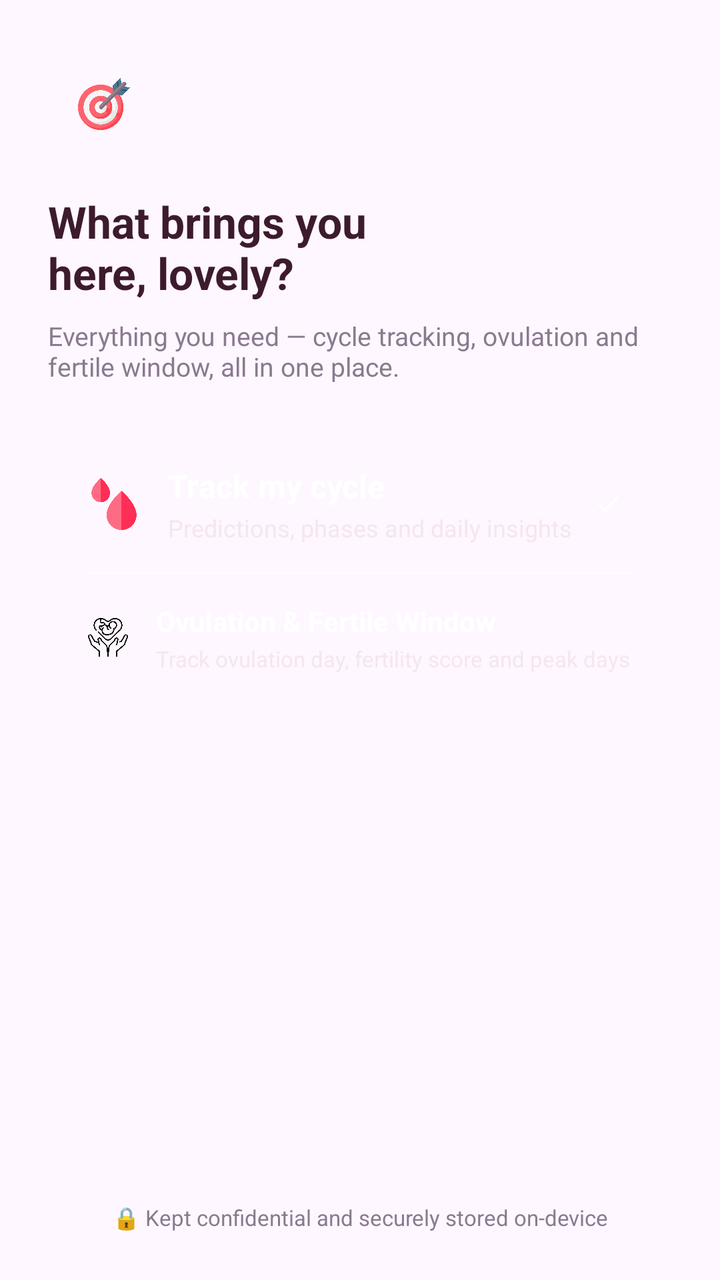
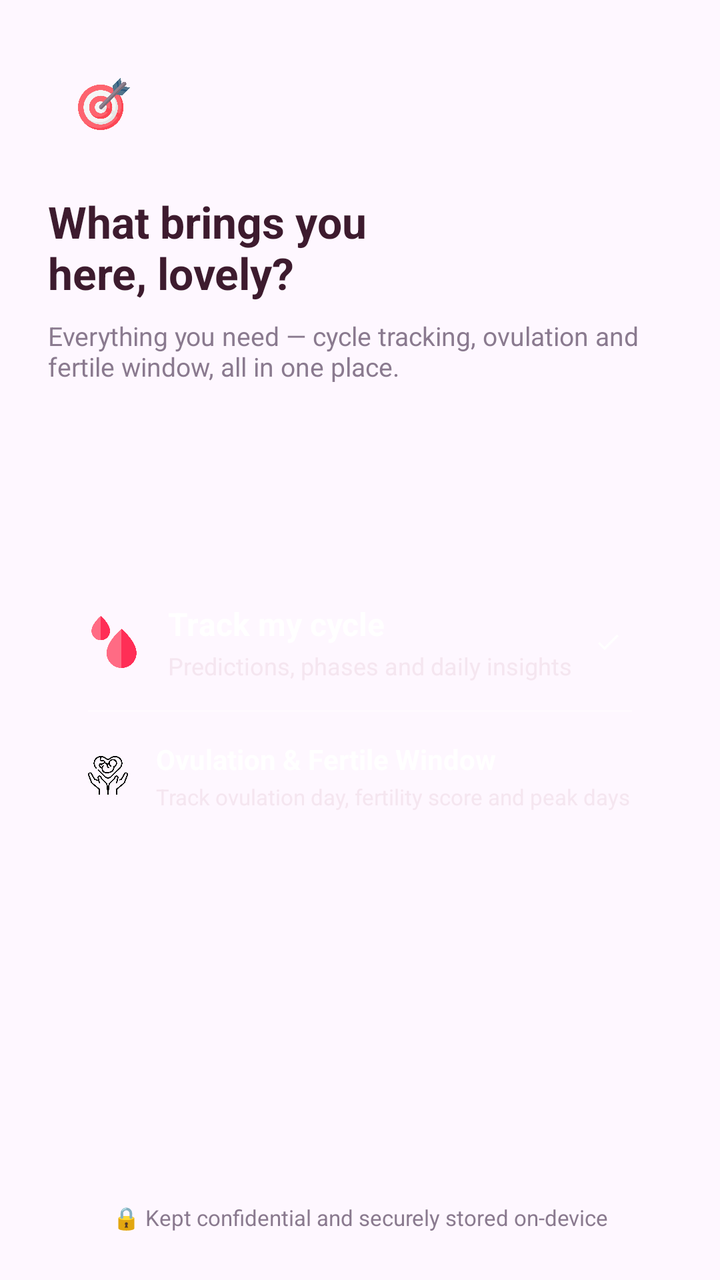

Screens rendered from an Android XML layout before and after an edit, with the pre-edit source and the edit as a unified diff.
<!-- AndroidManifest.xml: application theme Theme.PeriodTracker -->
<!-- res/layout/fragment_onboarding6.xml -->
<?xml version="1.0" encoding="utf-8"?>
<androidx.constraintlayout.widget.ConstraintLayout xmlns:android="http://schemas.android.com/apk/res/android"
    xmlns:app="http://schemas.android.com/apk/res-auto"
    xmlns:tools="http://schemas.android.com/tools"
    android:id="@+id/onboarding6Root"
    android:layout_width="match_parent"
    android:layout_height="match_parent"
    android:paddingHorizontal="24dp"
    tools:context=".onboarding.OnboardingFragment6">

    <FrameLayout
        android:id="@+id/goalIconCircle"
        android:layout_width="56dp"
        android:layout_height="56dp"
        android:layout_marginTop="24dp"
        app:layout_constraintTop_toTopOf="parent"
        app:layout_constraintStart_toStartOf="parent">

        <ImageView
            android:layout_width="26dp"
            android:layout_height="26dp"
            android:layout_gravity="center"
            android:src="@drawable/target"
            android:contentDescription="Goal icon" />
    </FrameLayout>

    <TextView
        android:id="@+id/tvTitle"
        android:layout_width="match_parent"
        android:layout_height="wrap_content"
        android:layout_marginTop="16dp"
        android:text="What brings you\nhere, lovely?"
        android:textSize="22sp"
        android:textStyle="bold"
        android:textColor="#3D1B2E"
        app:layout_constraintTop_toBottomOf="@id/goalIconCircle" />

    <TextView
        android:id="@+id/tvSubtitle"
        android:layout_width="match_parent"
        android:layout_height="wrap_content"
        android:layout_marginTop="8dp"
        android:text="Everything you need — cycle tracking, ovulation and fertile window, all in one place."
        android:textSize="13sp"
        android:textColor="#8A7A8F"
        app:layout_constraintTop_toBottomOf="@id/tvTitle" />

    
    <LinearLayout
        android:id="@+id/cardGoal"
        android:layout_width="match_parent"
        android:layout_height="wrap_content"
        android:layout_marginTop="20dp"
        android:padding="20dp"
        android:orientation="vertical"
        app:layout_constraintTop_toBottomOf="@id/tvSubtitle">

        
        <LinearLayout
            android:layout_width="match_parent"
            android:layout_height="wrap_content"
            android:orientation="horizontal"
            android:gravity="center_vertical">

            <ImageView
                android:layout_width="26dp"
                android:layout_height="26dp"
                android:layout_marginEnd="14dp"
                android:src="@drawable/period_tracking"
                android:contentDescription="Track cycle icon" />

            <LinearLayout
                android:layout_width="0dp"
                android:layout_height="wrap_content"
                android:layout_weight="1"
                android:orientation="vertical">

                <TextView
                    android:layout_width="wrap_content"
                    android:layout_height="wrap_content"
                    android:text="Track my cycle"
                    android:textSize="16sp"
                    android:textStyle="bold"
                    android:textColor="#FFFFFF" />

                <TextView
                    android:layout_width="wrap_content"
                    android:layout_height="wrap_content"
                    android:layout_marginTop="2dp"
                    android:text="Predictions, phases and daily insights"
                    android:textSize="12sp"
                    android:textColor="#F5E6F0" />
            </LinearLayout>

            
            <FrameLayout
                android:id="@+id/checkGoal"
                android:layout_width="24dp"
                android:layout_height="24dp">

                <ImageView
                    android:id="@+id/ivCheckGoal"
                    android:layout_width="14dp"
                    android:layout_height="14dp"
                    android:layout_gravity="center"
                    android:src="@drawable/ic_check"
                    android:contentDescription="Selected" />
            </FrameLayout>
        </LinearLayout>

        
        <View
            android:layout_width="match_parent"
            android:layout_height="1dp"
            android:layout_marginTop="14dp"
            android:layout_marginBottom="14dp"
            android:background="#4DFFFFFF" />

        
        <LinearLayout
            android:layout_width="match_parent"
            android:layout_height="wrap_content"
            android:orientation="horizontal"
            android:gravity="center_vertical">

            <ImageView
                android:layout_width="20dp"
                android:layout_height="20dp"
                android:layout_marginEnd="14dp"
                android:src="@drawable/fertile"
                android:contentDescription="Fertility window icon" />

            <LinearLayout
                android:layout_width="match_parent"
                android:layout_height="wrap_content"
                android:orientation="vertical">

                <TextView
                    android:layout_width="wrap_content"
                    android:layout_height="wrap_content"
                    android:text="Ovulation &amp; Fertile Window"
                    android:textSize="14sp"
                    android:textStyle="bold"
                    android:textColor="#FFFFFF" />

                <TextView
                    android:layout_width="wrap_content"
                    android:layout_height="wrap_content"
                    android:layout_marginTop="2dp"
                    android:text="Track ovulation day, fertility score and peak days"
                    android:textSize="11sp"
                    android:textColor="#F5E6F0" />
            </LinearLayout>
        </LinearLayout>
    </LinearLayout>
    <FrameLayout
        android:id="@+id/nativeAdContainer"
        android:layout_width="0dp"
        android:layout_height="wrap_content"

        android:layout_marginTop="8dp"
        android:layout_marginBottom="30dp"
        android:background="@drawable/bg_ad_card"
        android:elevation="1dp"

        app:layout_constraintBottom_toTopOf="@id/tvFooterNote"
        app:layout_constraintEnd_toEndOf="parent"
        app:layout_constraintStart_toStartOf="parent" />

    <TextView
        android:id="@+id/tvFooterNote"
        android:layout_width="match_parent"
        android:layout_height="wrap_content"
        android:layout_marginBottom="24dp"
        android:gravity="center"
        android:text="🔒 Kept confidential and securely stored on-device"
        android:textSize="11sp"
        android:textColor="#8A7A8F"
        app:layout_constraintBottom_toBottomOf="parent" />

</androidx.constraintlayout.widget.ConstraintLayout>
<!-- resources referenced by this layout -->
<resources>
  <!-- drawable bg_ad_card (drawable) -->
  <?xml version="1.0" encoding="utf-8"?>
  <shape xmlns:android="http://schemas.android.com/apk/res/android"
      android:shape="rectangle">
      <solid android:color="@color/card_bg" />
      <corners android:radius="16dp" />
  
  </shape>
  <!-- drawable fertile: png bitmap (drawable, 26696 bytes) -->
  <!-- drawable ic_check (drawable) -->
  <?xml version="1.0" encoding="utf-8"?>
  <vector xmlns:android="http://schemas.android.com/apk/res/android"
      android:width="24dp"
      android:height="24dp"
      android:viewportWidth="24"
      android:viewportHeight="24"
      android:tint="#FFFFFF">
      <path
          android:fillColor="@android:color/white"
          android:pathData="M9,16.17L4.83,12l-1.42,1.41L9,19 21,7l-1.41,-1.41z" />
  </vector>
  <!-- drawable period_tracking: png bitmap (drawable, 14746 bytes) -->
  <!-- drawable target: png bitmap (drawable, 35807 bytes) -->
  <style name="Theme.PeriodTracker" parent="Base.Theme.PeriodTracker" />
  <color name="card_bg">#FFFFFFFF</color>
  <style name="Base.Theme.PeriodTracker" parent="Theme.Material3.DayNight.NoActionBar">
          
          <item name="android:windowTranslucentStatus">false</item>
          <item name="android:windowTranslucentNavigation">false</item>
      </style>
</resources>

<!-- the commit's change to res/layout/fragment_onboarding6.xml (unified diff, before → after) -->
@@ -24,36 +24,45 @@
             android:contentDescription="Goal icon" />
     </FrameLayout>
 
+    
     <TextView
         android:id="@+id/tvTitle"
-        android:layout_width="match_parent"
+        android:layout_width="0dp"
         android:layout_height="wrap_content"
         android:layout_marginTop="16dp"
         android:text="What brings you\nhere, lovely?"
         android:textSize="22sp"
         android:textStyle="bold"
         android:textColor="#3D1B2E"
-        app:layout_constraintTop_toBottomOf="@id/goalIconCircle" />
+        app:layout_constraintTop_toBottomOf="@id/goalIconCircle"
+        app:layout_constraintStart_toStartOf="parent"
+        app:layout_constraintEnd_toEndOf="parent" />
 
+    
     <TextView
         android:id="@+id/tvSubtitle"
-        android:layout_width="match_parent"
+        android:layout_width="0dp"
         android:layout_height="wrap_content"
         android:layout_marginTop="8dp"
         android:text="Everything you need — cycle tracking, ovulation and fertile window, all in one place."
         android:textSize="13sp"
         android:textColor="#8A7A8F"
-        app:layout_constraintTop_toBottomOf="@id/tvTitle" />
+        app:layout_constraintTop_toBottomOf="@id/tvTitle"
+        app:layout_constraintStart_toStartOf="parent"
+        app:layout_constraintEnd_toEndOf="parent" />
 
     
     <LinearLayout
         android:id="@+id/cardGoal"
-        android:layout_width="match_parent"
+        android:layout_width="0dp"
         android:layout_height="wrap_content"
         android:layout_marginTop="20dp"
         android:padding="20dp"
         android:orientation="vertical"
-        app:layout_constraintTop_toBottomOf="@id/tvSubtitle">
+        app:layout_constraintTop_toBottomOf="@id/tvSubtitle"
+        app:layout_constraintBottom_toTopOf="@id/nativeAdContainer"
+        app:layout_constraintStart_toStartOf="parent"
+        app:layout_constraintEnd_toEndOf="parent">
 
         
         <LinearLayout
@@ -153,16 +162,17 @@
             </LinearLayout>
         </LinearLayout>
     </LinearLayout>
+
+    
     <FrameLayout
         android:id="@+id/nativeAdContainer"
         android:layout_width="0dp"
         android:layout_height="wrap_content"
-
         android:layout_marginTop="8dp"
         android:layout_marginBottom="30dp"
         android:background="@drawable/bg_ad_card"
         android:elevation="1dp"
-
+        app:layout_constraintTop_toBottomOf="@id/cardGoal"
         app:layout_constraintBottom_toTopOf="@id/tvFooterNote"
         app:layout_constraintEnd_toEndOf="parent"
         app:layout_constraintStart_toStartOf="parent" />
@@ -176,6 +186,8 @@
         android:text="🔒 Kept confidential and securely stored on-device"
         android:textSize="11sp"
         android:textColor="#8A7A8F"
-        app:layout_constraintBottom_toBottomOf="parent" />
+        app:layout_constraintBottom_toBottomOf="parent"
+        app:layout_constraintStart_toStartOf="parent"
+        app:layout_constraintEnd_toEndOf="parent" />
 
 </androidx.constraintlayout.widget.ConstraintLayout>
